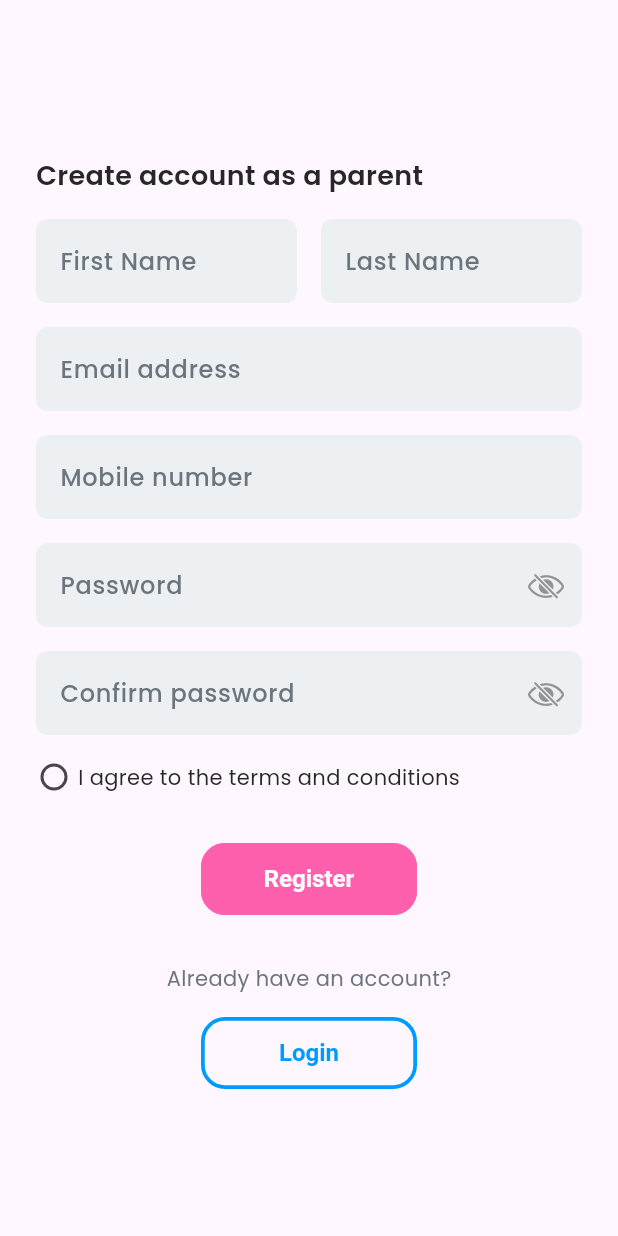
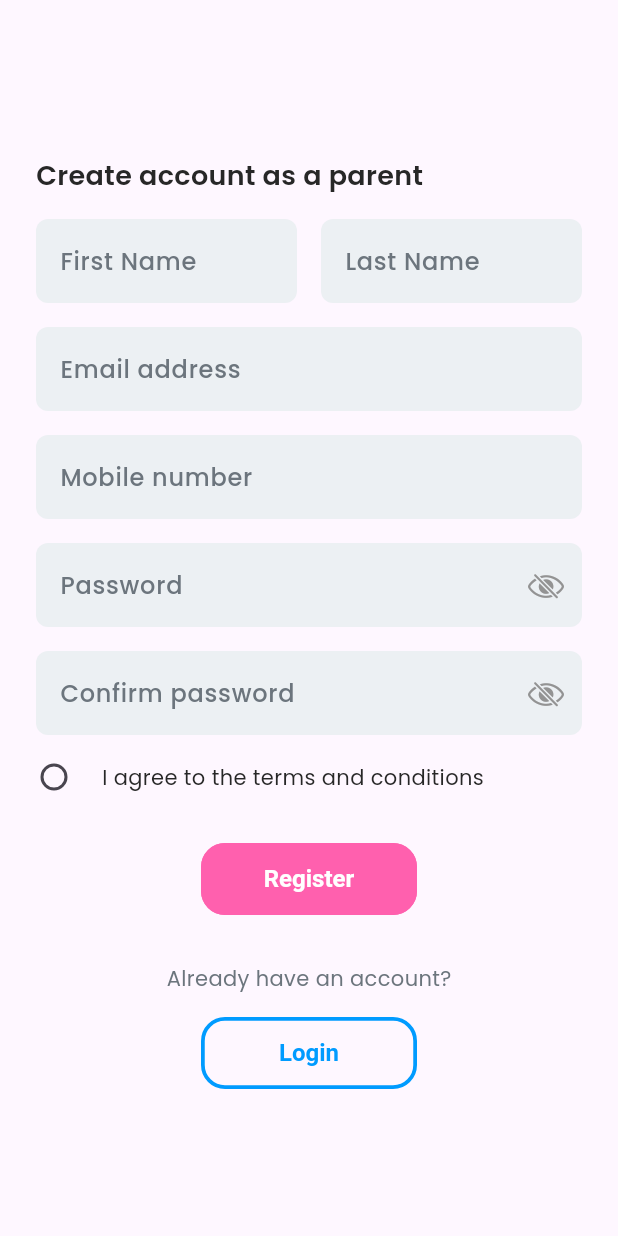
Before and after one commit to Learnathon-By-Geeky-Solutions/triangle, a Flutter app: the RegisterView screen opened directly, on a phone screen of 412 x 824 dp. Run offline on Flutter 3.47's test engine with Material 3 defaults, Android fonts, the light colour scheme and no system bars; our stand-ins replace cloud_firestore, connectivity_plus, firebase_auth, firebase_core, flutter_dotenv, flutter_native_splash and 3 more; accounts and stored records are empty.

```diff
--- a/lib/bindings/general_bindings.dart
+++ b/lib/bindings/general_bindings.dart
@@ -2,7 +2,6 @@ import 'package:get/get.dart';
 import 'package:triangle/utils/helpers/network_manager.dart';
 
 class GeneralBindings extends Bindings {
-
   @override
   void dependencies() {
     Get.put(NetworkManager());
--- a/lib/utils/loaders/animation_loader.dart
+++ b/lib/utils/loaders/animation_loader.dart
@@ -36,7 +36,6 @@ class AnimationLoaderWidget extends StatelessWidget {
         mainAxisAlignment: MainAxisAlignment.center,
         children: [
           Lottie.asset(animation,
-            // width: MediaQuery.of(context).size.width * 0.5,
             height: MediaQuery.of(context).size.height * 0.5,
           ), // Display Lottie animation
           const SizedBox(height: Sizes.defaultSpace),
--- /dev/null
+++ b/lib/utils/theme/extensions/custom_color_extension.dart
@@ -0,0 +1,19 @@
+import 'package:flutter/material.dart';
+
+class CustomColorExtension extends ThemeExtension<CustomColorExtension> {
+
+  final Color customPrimaryColor;
+
+  CustomColorExtension({required this.customPrimaryColor});
+
+  @override
+  ThemeExtension<CustomColorExtension> copyWith({Color? customPrimaryColor}) {
+    return CustomColorExtension(customPrimaryColor: customPrimaryColor ?? this.customPrimaryColor);
+  }
+
+  @override
+  ThemeExtension<CustomColorExtension> lerp(covariant ThemeExtension<CustomColorExtension>? other, double t) {
+    if (other is! CustomColorExtension) return this;
+    return CustomColorExtension(customPrimaryColor: Color.lerp(customPrimaryColor, other.customPrimaryColor, t)!);
+  }
+}
--- a/lib/utils/theme/extentions/custom_color_extention.dart
+++ /dev/null
@@ -1,19 +0,0 @@
-import 'package:flutter/material.dart';
-
-class CustomColorExtention extends ThemeExtension<CustomColorExtention> {
-
-  final Color customPrimaryColor;
-
-  CustomColorExtention({required this.customPrimaryColor});
-
-  @override
-  ThemeExtension<CustomColorExtention> copyWith({Color? customPrimaryColor}) {
-    return CustomColorExtention(customPrimaryColor: customPrimaryColor ?? this.customPrimaryColor);
-  }
-
-  @override
-  ThemeExtension<CustomColorExtention> lerp(covariant ThemeExtension<CustomColorExtention>? other, double t) {
-    if (other is! CustomColorExtention) return this;
-    return CustomColorExtention(customPrimaryColor: Color.lerp(customPrimaryColor, other.customPrimaryColor, t)!);
-  }
-}
--- a/lib/utils/theme/theme.dart
+++ b/lib/utils/theme/theme.dart
@@ -5,7 +5,7 @@ import 'package:triangle/utils/theme/widget_themes/text_field_theme.dart';
 import 'package:triangle/utils/theme/widget_themes/text_theme.dart';
 
 import '../constants/app_colors.dart';
-import 'extentions/custom_color_extention.dart';
+import 'extensions/custom_color_extension.dart';
 import 'widget_themes/outlined_button_theme.dart';
 
 class AppTheme {
@@ -21,9 +21,8 @@ class AppTheme {
     filledButtonTheme: AppFilledButtonTheme.lightfilledButtonTheme,
     outlinedButtonTheme: AppOutlineButtonTheme.lightOutlinedButtonTheme,
     checkboxTheme: AppCheckboxTheme.lightCheckboxTheme,
-
     extensions: [
-      CustomColorExtention(customPrimaryColor: AppColor.primary),
+      CustomColorExtension(customPrimaryColor: AppColor.primary),
     ]
   );
 
@@ -38,9 +37,8 @@ class AppTheme {
     filledButtonTheme: AppFilledButtonTheme.darkfilledButtonTheme,
     outlinedButtonTheme: AppOutlineButtonTheme.darkOutlinedButtonTheme,
     checkboxTheme: AppCheckboxTheme.darkCheckboxTheme,
-
     extensions: [
-      CustomColorExtention(customPrimaryColor: AppColor.primaryBright),
+      CustomColorExtension(customPrimaryColor: AppColor.primaryBright),
     ]
   );
 }
--- a/lib/utils/translations/localization_service.dart
+++ b/lib/utils/translations/localization_service.dart
@@ -1,6 +1,4 @@
 import 'package:get/get.dart';
-
-
 class LocalizationService extends Translations {
   @override
   Map<String, Map<String, String>> get keys => {
--- a/lib/utils/validators/app_validator.dart
+++ b/lib/utils/validators/app_validator.dart
@@ -6,7 +6,7 @@ class AppValidator {
     }
 
     // Regular expression for email validation
-    final emailRegExp = RegExp(r'^[\w-\.]+@([\w-]+\.)+[\w-]{2,4}$');
+    final emailRegExp = RegExp(r'^[\w-\.]+@([\w-]+\.)+[\w-]{2,}$');
 
     if (!emailRegExp.hasMatch(value)) {
       return 'Invalid email address.';
@@ -76,7 +76,7 @@ class AppValidator {
     }
 
     // Regular expression for name validation
-    final nameRegExp = RegExp(r'^[A-Za-z\s]+$');
+    final nameRegExp = RegExp(r"^[A-Za-z\s'-]+$");
 
     if (!nameRegExp.hasMatch(value)) {
       return 'Invalid name format.';
--- a/lib/view/auth/login_view.dart
+++ b/lib/view/auth/login_view.dart
@@ -6,6 +6,7 @@ import 'package:triangle/utils/constants/app_colors.dart';
 import '../../utils/constants/sizes.dart';
 import '../../utils/validators/app_validator.dart';
 import '../../view_model/auth/login_controller.dart';
+import 'register_view.dart';
 
 class LoginView extends StatelessWidget {
   const LoginView({super.key});
@@ -93,7 +94,10 @@ class LoginView extends StatelessWidget {
                   style: TextStyle(color: AppColor.textSecondary),
                 ),
                 const SizedBox(height: Sizes.spaceBtwItems),
-                OutlinedButton(onPressed: () {}, child: const Text("Register")),
+                OutlinedButton(
+                  onPressed: () => Get.to(() => const RegisterView()),
+                  child: const Text("Register"),
+                ),
                 const SizedBox(height: Sizes.spaceBtwSections),
               ]),
             ),
--- a/lib/view/auth/register_view.dart
+++ b/lib/view/auth/register_view.dart
@@ -1,12 +1,13 @@
 import 'package:flutter/cupertino.dart';
 import 'package:flutter/material.dart';
 import 'package:get/get.dart';
-import 'package:triangle/utils/theme/extentions/custom_color_extention.dart';
+import 'package:triangle/utils/theme/extensions/custom_color_extension.dart';
 
 import '../../utils/constants/app_colors.dart';
 import '../../utils/constants/sizes.dart';
 import '../../utils/validators/app_validator.dart';
 import '../../view_model/auth/register_controller.dart';
+import 'login_view.dart';
 
 class RegisterView extends StatelessWidget {
   const RegisterView({super.key});
@@ -127,10 +128,27 @@ class RegisterView extends StatelessWidget {
                       ),
                     ),
                     const SizedBox(height: Sizes.spaceBtwInputFields),
-                    Row(children: [
-                      SizedBox(height: 24, width: 24, child: Obx(() => Checkbox(value: controller.termsAndConditions.value, onChanged: (value) {controller.termsAndConditions.value = value!;}))),
-                      Text("termsAndConditions".tr)
-                    ]),
+                    Row(
+                      children: [
+                        SizedBox(
+                          height: 24,
+                          width: 24,
+                          child: Obx(() => Checkbox(
+                            value: controller.termsAndConditions.value,
+                            onChanged: (value) {
+                              controller.termsAndConditions.value = value!;
+                            }
+                          )),
+                        ),
+                        const SizedBox(width: Sizes.spaceBtwItems),
+                        GestureDetector(
+                          onTap: () {
+                            controller.termsAndConditions.value = !controller.termsAndConditions.value;
+                          },
+                          child: Text("termsAndConditions".tr),
+                        )
+                      ]
+                    ),
                     const SizedBox(height: Sizes.spaceBtwSections),
                   ],
                 ),
@@ -143,7 +161,7 @@ class RegisterView extends StatelessWidget {
                         style: ButtonStyle(
                           backgroundColor: WidgetStateProperty.all(
                               Theme.of(context)
-                                  .extension<CustomColorExtention>()
+                                  .extension<CustomColorExtension>()
                                   ?.customPrimaryColor),
                         ),
                         child: const Text("Register")),
@@ -153,7 +171,10 @@ class RegisterView extends StatelessWidget {
                       style: TextStyle(color: AppColor.textSecondary),
                     ),
                     const SizedBox(height: Sizes.spaceBtwItems),
-                    OutlinedButton(onPressed: () {}, child: const Text("Login"))
+                    OutlinedButton(
+                      onPressed: () => Get.to(() => const LoginView()),
+                      child: const Text("Login"),
+                    )
                   ],
                 )
               ],
```
Also changed, not shown: lib/data/repositories/auth/authentication_repository.dart (+18 -0 lines), lib/utils/formatters/formatter.dart (+23 -19 lines), lib/view_model/auth/login_controller.dart (+10 -1 lines), lib/view_model/auth/register_controller.dart (+12 -0 lines), splash.yaml (line endings or trailing spaces).
